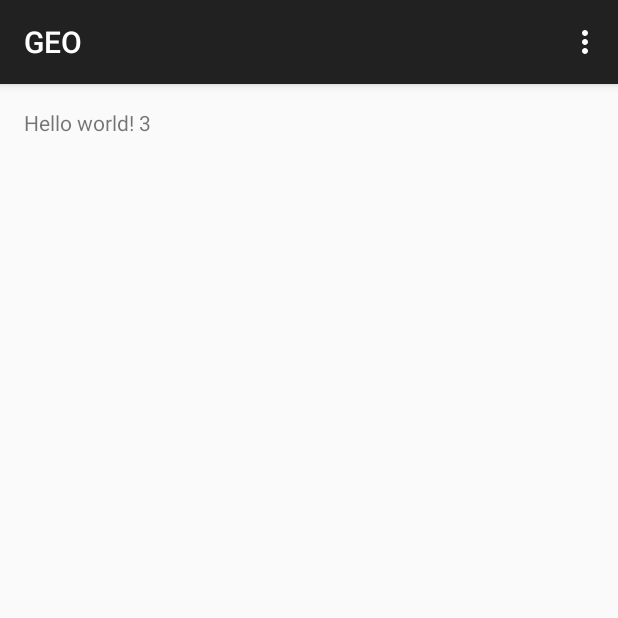
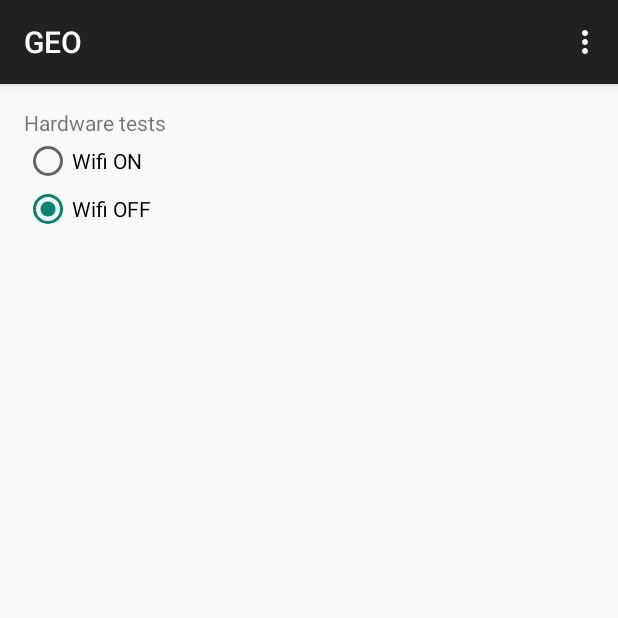
Before and after one commit to ofrendo/MobileAndroid, an Android app: the screen it shows after launch (MainActivity), in the options menu, after a tap on "Settings", on a phone screen of 412 x 824 dp, the top half of it. Run offline under Robolectric (Android 15) with nearby library versions, the phone set to English and light mode, and no system bars.

Commit message:
Added first hardware setting: WIFI control

```diff
--- a/app/src/main/AndroidManifest.xml
+++ b/app/src/main/AndroidManifest.xml
@@ -1,6 +1,9 @@
 <?xml version="1.0" encoding="utf-8"?>
 <manifest xmlns:android="http://schemas.android.com/apk/res/android"
     package="org.dhbw.geo" >
+
+    <uses-permission android:name="android.permission.ACCESS_WIFI_STATE"></uses-permission>
+    <uses-permission android:name="android.permission.CHANGE_WIFI_STATE"></uses-permission>
 
     <application
         android:allowBackup="true"
--- a/app/src/main/java/org/dhbw/geo/MainActivity.java
+++ b/app/src/main/java/org/dhbw/geo/MainActivity.java
@@ -5,16 +5,35 @@ import android.os.Bundle;
 import android.util.Log;
 import android.view.Menu;
 import android.view.MenuItem;
+import android.view.View;
+import android.widget.RadioButton;
+
+import org.dhbw.geo.hardware.HardwareController;
 
 
 public class MainActivity extends ActionBarActivity {
+
+    private HardwareController hardwareController;
+    private static final String TAG = "MainActivity";
 
     @Override
     protected void onCreate(Bundle savedInstanceState) {
         super.onCreate(savedInstanceState);
         setContentView(R.layout.activity_main);
+
+        // DB Stuff
         DBHelper db = new DBHelper(this);
         db.testLog();
+
+        // Set correct radio button for wifi status
+        boolean wifiStatus = HardwareController.getInstance().isWifiEnabled(this);
+        RadioButton startButton = (wifiStatus == true) ?
+                (RadioButton) this.findViewById(R.id.radioButtonWifiEnable) :
+                (RadioButton) this.findViewById(R.id.radioButtonWifiDisable);
+        startButton.setChecked(true);
+
+        Log.i(TAG, "Start wifi status is: " + wifiStatus);
+
     }
 
     @Override
@@ -38,4 +57,12 @@ public class MainActivity extends ActionBarActivity {
 
         return super.onOptionsItemSelected(item);
     }
+
+    public void onWifiEnable(View view) {
+        HardwareController.getInstance().setWifi(true, view.getContext());
+    }
+
+    public void onWifiDisable(View view) {
+        hardwareController.getInstance().setWifi(false, view.getContext());
+    }
 }
--- /dev/null
+++ b/app/src/main/java/org/dhbw/geo/hardware/HardwareController.java
@@ -0,0 +1,41 @@
+package org.dhbw.geo.hardware;
+
+import android.content.Context;
+import android.net.wifi.WifiManager;
+
+/**
+ * Created by Oliver on 23.05.2015.
+ */
+public class HardwareController {
+
+    private static HardwareController instance;
+
+    private HardwareController() {
+
+    }
+
+    public static HardwareController getInstance() {
+        if (instance == null) {
+            instance = new HardwareController();
+        }
+        return instance;
+    }
+
+    public boolean isWifiEnabled(Context context) {
+        WifiManager wifiManager = (WifiManager) context.getSystemService(Context.WIFI_SERVICE);
+        return wifiManager.isWifiEnabled();
+    }
+
+    public void setWifi(boolean newStatus, Context context) {
+        WifiManager wifiManager = (WifiManager) context.getSystemService(Context.WIFI_SERVICE);
+
+        boolean currentStatus = wifiManager.isWifiEnabled();
+        if (currentStatus == newStatus) {
+            // New status is like the old one, no need to change
+            return;
+        }
+
+        wifiManager.setWifiEnabled(newStatus);
+    }
+
+}
--- a/app/src/main/res/layout/activity_main.xml
+++ b/app/src/main/res/layout/activity_main.xml
@@ -5,7 +5,41 @@
     android:paddingTop="@dimen/activity_vertical_margin"
     android:paddingBottom="@dimen/activity_vertical_margin" tools:context=".MainActivity">
 
-    <TextView android:text="@string/hello_world" android:layout_width="wrap_content"
-        android:layout_height="wrap_content" />
+    <LinearLayout
+        android:orientation="vertical"
+        android:layout_width="match_parent"
+        android:layout_height="match_parent">
+
+        <TextView
+            android:layout_width="wrap_content"
+            android:layout_height="wrap_content"
+            android:text="Hardware tests"
+            android:id="@+id/textViewHardwareHeader" />
+
+        <RadioGroup
+            android:layout_width="match_parent"
+            android:layout_height="wrap_content"
+            android:layout_gravity="center"
+            android:id="@+id/radioGroupWifi">
+
+            <RadioButton
+                android:layout_width="wrap_content"
+                android:layout_height="wrap_content"
+                android:text="Wifi ON"
+                android:id="@+id/radioButtonWifiEnable"
+                android:layout_gravity="left|bottom"
+                android:checked="false"
+                android:onClick="onWifiEnable" />
+
+            <RadioButton
+                android:layout_width="wrap_content"
+                android:layout_height="wrap_content"
+                android:text="Wifi OFF"
+                android:id="@+id/radioButtonWifiDisable"
+                android:checked="false"
+                android:onClick="onWifiDisable" />
+
+        </RadioGroup>
+    </LinearLayout>
 
 </RelativeLayout>
```
